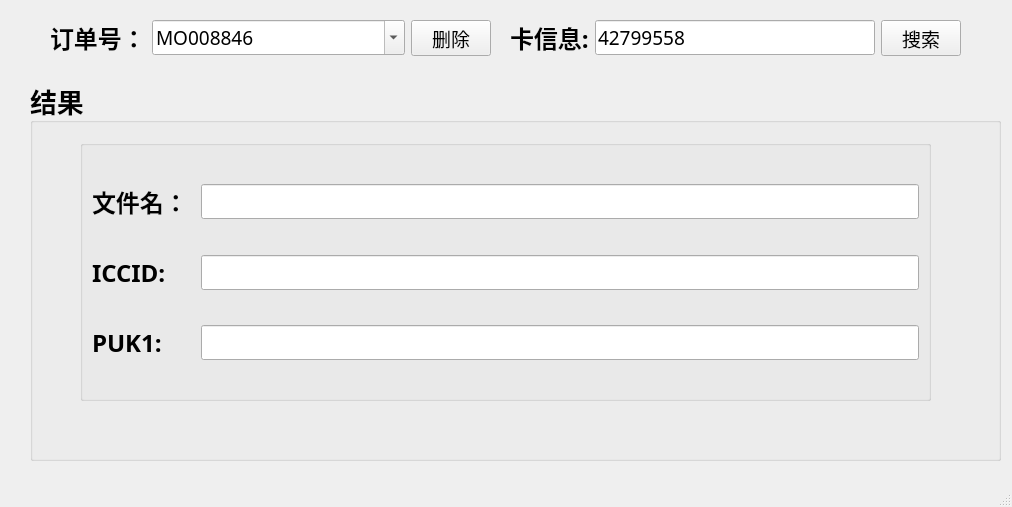
Above: res/ui/main_window.ui from zelviner/CardInfo before the change. Below: the same form after it.
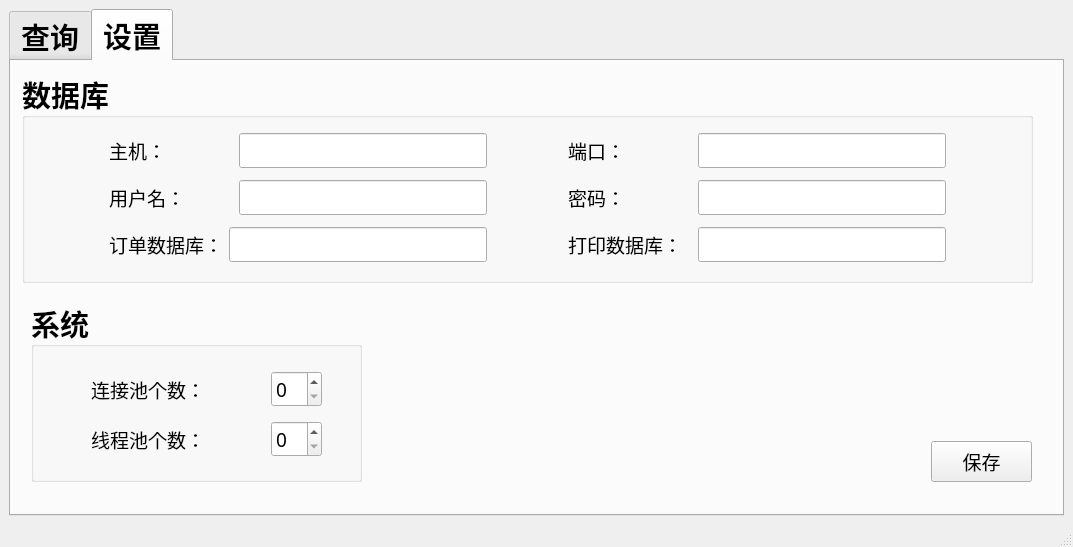
That is the form after the change. The open tabs and pages were chosen to show the change.

Diff of the .ui file:
```diff
--- a/res/ui/main_window.ui
+++ b/res/ui/main_window.ui
@@ -6,177 +6,57 @@
    <rect>
     <x>0</x>
     <y>0</y>
-    <width>1012</width>
-    <height>507</height>
+    <width>1073</width>
+    <height>547</height>
    </rect>
   </property>
+  <property name="minimumSize">
+   <size>
+    <width>1073</width>
+    <height>547</height>
+   </size>
+  </property>
+  <property name="maximumSize">
+   <size>
+    <width>1073</width>
+    <height>547</height>
+   </size>
+  </property>
   <property name="windowTitle">
    <string>MainWindow</string>
   </property>
   <widget class="QWidget" name="centralwidget">
-   <widget class="QGroupBox" name="groupBox_2">
-    <property name="geometry">
-     <rect>
-      <x>30</x>
-      <y>80</y>
-      <width>971</width>
-      <height>381</height>
-     </rect>
-    </property>
-    <property name="font">
-     <font>
-      <family>微软雅黑</family>
-      <pointsize>20</pointsize>
-      <weight>75</weight>
-      <bold>true</bold>
-     </font>
-    </property>
-    <property name="title">
-     <string>结果</string>
-    </property>
-    <widget class="QLabel" name="not_found_label">
-     <property name="geometry">
-      <rect>
-       <x>330</x>
-       <y>150</y>
-       <width>301</width>
-       <height>81</height>
-      </rect>
-     </property>
-     <property name="font">
-      <font>
-       <family>微软雅黑</family>
-       <pointsize>20</pointsize>
-       <weight>50</weight>
-       <bold>false</bold>
-      </font>
-     </property>
-     <property name="lineWidth">
-      <number>1</number>
-     </property>
-     <property name="text">
-      <string>&lt;html&gt;&lt;head/&gt;&lt;body&gt;&lt;p&gt;&lt;span style=&quot; color:#ff0000;&quot;&gt;未查询到卡片来源&lt;/span&gt;&lt;/p&gt;&lt;/body&gt;&lt;/html&gt;</string>
-     </property>
-     <property name="alignment">
-      <set>Qt::AlignCenter</set>
-     </property>
-    </widget>
-    <widget class="QGroupBox" name="result_group_box">
-     <property name="geometry">
-      <rect>
-       <x>50</x>
-       <y>60</y>
-       <width>851</width>
-       <height>261</height>
-      </rect>
-     </property>
-     <property name="title">
-      <string/>
-     </property>
-     <layout class="QVBoxLayout" name="verticalLayout">
+   <layout class="QVBoxLayout" name="verticalLayout_5">
       <item>
-       <layout class="QHBoxLayout" name="horizontalLayout_3" stretch="1,7">
-        <item>
-         <widget class="QLabel" name="label_2">
-          <property name="font">
-           <font>
-            <family>微软雅黑</family>
-            <pointsize>18</pointsize>
-            <weight>75</weight>
-            <bold>true</bold>
-           </font>
-          </property>
-          <property name="text">
-           <string>文件名：</string>
-          </property>
-         </widget>
-        </item>
-        <item>
-         <widget class="QLineEdit" name="filename_line">
+     <widget class="QTabWidget" name="tabWidget">
+      <property name="minimumSize">
+       <size>
+        <width>500</width>
+        <height>500</height>
+       </size>
+      </property>
           <property name="font">
            <font>
             <family>微软雅黑</family>
-            <pointsize>14</pointsize>
-            <weight>50</weight>
-            <bold>false</bold>
-           </font>
-          </property>
-         </widget>
-        </item>
-       </layout>
-      </item>
-      <item>
-       <layout class="QHBoxLayout" name="horizontalLayout_4" stretch="1,7">
-        <item>
-         <widget class="QLabel" name="iccid_label">
-          <property name="font">
-           <font>
-            <family>微软雅黑</family>
-            <pointsize>18</pointsize>
+        <pointsize>22</pointsize>
             <weight>75</weight>
             <bold>true</bold>
            </font>
           </property>
-          <property name="text">
-           <string>ICCID:</string>
-          </property>
-         </widget>
-        </item>
-        <item>
-         <widget class="QLineEdit" name="iccid_line">
-          <property name="font">
-           <font>
-            <family>微软雅黑</family>
-            <pointsize>14</pointsize>
-            <weight>50</weight>
-            <bold>false</bold>
-           </font>
-          </property>
-         </widget>
-        </item>
-       </layout>
-      </item>
-      <item>
-       <layout class="QHBoxLayout" name="horizontalLayout_5" stretch="1,7">
-        <item>
-         <widget class="QLabel" name="puk1_label">
-          <property name="font">
-           <font>
-            <family>微软雅黑</family>
-            <pointsize>18</pointsize>
-            <weight>75</weight>
-            <bold>true</bold>
-           </font>
-          </property>
-          <property name="text">
-           <string>PUK1:</string>
-          </property>
-         </widget>
-        </item>
-        <item>
-         <widget class="QLineEdit" name="puk1_line">
-          <property name="font">
-           <font>
-            <family>微软雅黑</family>
-            <pointsize>14</pointsize>
-            <weight>50</weight>
-            <bold>false</bold>
-           </font>
-          </property>
-         </widget>
-        </item>
-       </layout>
-      </item>
-     </layout>
-    </widget>
-   </widget>
-   <widget class="QWidget" name="">
+      <property name="currentIndex">
+       <number>0</number>
+      </property>
+      <widget class="QWidget" name="query_tab">
+       <attribute name="title">
+        <string>查询</string>
+       </attribute>
+       <widget class="QWidget" name="layoutWidget">
     <property name="geometry">
      <rect>
-      <x>510</x>
-      <y>20</y>
-      <width>451</width>
-      <height>36</height>
+          <x>520</x>
+          <y>50</y>
+          <width>461</width>
+          <height>42</height>
      </rect>
     </property>
     <layout class="QHBoxLayout" name="horizontalLayout_2" stretch="1,4,1">
@@ -201,10 +81,12 @@
         <font>
          <family>微软雅黑</family>
          <pointsize>14</pointsize>
+             <weight>75</weight>
+             <bold>true</bold>
         </font>
        </property>
        <property name="text">
-        <string>42799558</string>
+            <string/>
        </property>
       </widget>
      </item>
@@ -214,6 +96,8 @@
         <font>
          <family>微软雅黑</family>
          <pointsize>14</pointsize>
+             <weight>75</weight>
+             <bold>true</bold>
         </font>
        </property>
        <property name="text">
@@ -223,13 +107,13 @@
      </item>
     </layout>
    </widget>
-   <widget class="QWidget" name="">
+       <widget class="QWidget" name="layoutWidget">
     <property name="geometry">
      <rect>
-      <x>50</x>
-      <y>20</y>
+          <x>60</x>
+          <y>50</y>
       <width>441</width>
-      <height>36</height>
+          <height>42</height>
      </rect>
     </property>
     <layout class="QHBoxLayout" name="horizontalLayout" stretch="1,4,1">
@@ -254,13 +138,15 @@
         <font>
          <family>微软雅黑</family>
          <pointsize>14</pointsize>
+             <weight>75</weight>
+             <bold>true</bold>
         </font>
        </property>
        <property name="editable">
         <bool>true</bool>
        </property>
        <property name="currentText">
-        <string>MO008846</string>
+            <string/>
        </property>
       </widget>
      </item>
@@ -270,6 +156,8 @@
         <font>
          <family>微软雅黑</family>
          <pointsize>14</pointsize>
+             <weight>75</weight>
+             <bold>true</bold>
         </font>
        </property>
        <property name="text">
@@ -279,16 +167,630 @@
      </item>
     </layout>
    </widget>
-  </widget>
-  <widget class="QMenuBar" name="menubar">
+       <widget class="QGroupBox" name="result_group_box">
+        <property name="enabled">
+         <bool>true</bool>
+        </property>
+        <property name="geometry">
+         <rect>
+          <x>20</x>
+          <y>130</y>
+          <width>1001</width>
+          <height>271</height>
+         </rect>
+        </property>
+        <property name="title">
+         <string/>
+        </property>
+        <property name="alignment">
+         <set>Qt::AlignCenter</set>
+        </property>
+        <layout class="QVBoxLayout" name="verticalLayout">
+         <item>
+          <layout class="QHBoxLayout" name="horizontalLayout_3" stretch="1,7">
+           <item>
+            <widget class="QLabel" name="label_2">
+             <property name="font">
+              <font>
+               <family>微软雅黑</family>
+               <pointsize>18</pointsize>
+               <weight>75</weight>
+               <bold>true</bold>
+              </font>
+             </property>
+             <property name="text">
+              <string>文件名：</string>
+             </property>
+            </widget>
+           </item>
+           <item>
+            <widget class="QLineEdit" name="filename_line">
+             <property name="font">
+              <font>
+               <family>微软雅黑</family>
+               <pointsize>14</pointsize>
+               <weight>50</weight>
+               <bold>false</bold>
+              </font>
+             </property>
+            </widget>
+           </item>
+          </layout>
+         </item>
+         <item>
+          <layout class="QHBoxLayout" name="horizontalLayout_4" stretch="1,7">
+           <item>
+            <widget class="QLabel" name="iccid_label">
+             <property name="font">
+              <font>
+               <family>微软雅黑</family>
+               <pointsize>18</pointsize>
+               <weight>75</weight>
+               <bold>true</bold>
+              </font>
+             </property>
+             <property name="text">
+              <string>ICCID:</string>
+             </property>
+            </widget>
+           </item>
+           <item>
+            <widget class="QLineEdit" name="iccid_line">
+             <property name="font">
+              <font>
+               <family>微软雅黑</family>
+               <pointsize>14</pointsize>
+               <weight>50</weight>
+               <bold>false</bold>
+              </font>
+             </property>
+            </widget>
+           </item>
+          </layout>
+         </item>
+         <item>
+          <layout class="QHBoxLayout" name="horizontalLayout_5" stretch="1,7">
+           <item>
+            <widget class="QLabel" name="puk1_label">
+             <property name="font">
+              <font>
+               <family>微软雅黑</family>
+               <pointsize>18</pointsize>
+               <weight>75</weight>
+               <bold>true</bold>
+              </font>
+             </property>
+             <property name="text">
+              <string>PUK1:</string>
+             </property>
+            </widget>
+           </item>
+           <item>
+            <widget class="QLineEdit" name="puk1_line">
+             <property name="font">
+              <font>
+               <family>微软雅黑</family>
+               <pointsize>14</pointsize>
+               <weight>50</weight>
+               <bold>false</bold>
+              </font>
+             </property>
+            </widget>
+           </item>
+          </layout>
+         </item>
+        </layout>
+       </widget>
+       <widget class="QLabel" name="not_found_label">
+        <property name="enabled">
+         <bool>true</bool>
+        </property>
    <property name="geometry">
     <rect>
-     <x>0</x>
-     <y>0</y>
-     <width>1012</width>
-     <height>22</height>
-    </rect>
-   </property>
+          <x>360</x>
+          <y>230</y>
+          <width>301</width>
+          <height>81</height>
+         </rect>
+        </property>
+        <property name="font">
+         <font>
+          <family>微软雅黑</family>
+          <pointsize>20</pointsize>
+          <weight>50</weight>
+          <bold>false</bold>
+         </font>
+        </property>
+        <property name="lineWidth">
+         <number>1</number>
+        </property>
+        <property name="text">
+         <string>&lt;html&gt;&lt;head/&gt;&lt;body&gt;&lt;p&gt;&lt;span style=&quot; color:#ff0000;&quot;&gt;未查询到卡片来源&lt;/span&gt;&lt;/p&gt;&lt;/body&gt;&lt;/html&gt;</string>
+        </property>
+        <property name="alignment">
+         <set>Qt::AlignCenter</set>
+        </property>
+       </widget>
+       <widget class="QLabel" name="query_label">
+        <property name="geometry">
+         <rect>
+          <x>440</x>
+          <y>231</y>
+          <width>201</width>
+          <height>51</height>
+         </rect>
+        </property>
+        <property name="text">
+         <string>正在查询 ...</string>
+        </property>
+       </widget>
+       <widget class="QLabel" name="query_gif_label">
+        <property name="geometry">
+         <rect>
+          <x>382</x>
+          <y>240</y>
+          <width>32</width>
+          <height>32</height>
+         </rect>
+        </property>
+        <property name="text">
+         <string>Tex</string>
+        </property>
+       </widget>
+      </widget>
+      <widget class="QWidget" name="config_tab">
+       <attribute name="title">
+        <string>设置</string>
+       </attribute>
+       <widget class="QGroupBox" name="groupBox">
+        <property name="geometry">
+         <rect>
+          <x>11</x>
+          <y>11</y>
+          <width>1011</width>
+          <height>211</height>
+         </rect>
+        </property>
+        <property name="title">
+         <string>数据库</string>
+        </property>
+        <layout class="QVBoxLayout" name="verticalLayout_2">
+         <item>
+          <layout class="QHBoxLayout" name="horizontalLayout_14" stretch="1,5,1,5,1">
+           <item>
+            <spacer name="horizontalSpacer">
+             <property name="orientation">
+              <enum>Qt::Horizontal</enum>
+             </property>
+             <property name="sizeHint" stdset="0">
+              <size>
+               <width>40</width>
+               <height>20</height>
+              </size>
+             </property>
+            </spacer>
+           </item>
+           <item>
+            <layout class="QHBoxLayout" name="horizontalLayout_6" stretch="1,2">
+             <item>
+              <widget class="QLabel" name="label_4">
+               <property name="font">
+                <font>
+                 <family>微软雅黑</family>
+                 <pointsize>14</pointsize>
+                 <weight>50</weight>
+                 <bold>false</bold>
+                </font>
+               </property>
+               <property name="text">
+                <string>主机：</string>
+               </property>
+              </widget>
+             </item>
+             <item>
+              <widget class="QLineEdit" name="host_line">
+               <property name="font">
+                <font>
+                 <family>微软雅黑</family>
+                 <pointsize>14</pointsize>
+                 <weight>50</weight>
+                 <bold>false</bold>
+                </font>
+               </property>
+              </widget>
+             </item>
+            </layout>
+           </item>
+           <item>
+            <spacer name="horizontalSpacer_2">
+             <property name="orientation">
+              <enum>Qt::Horizontal</enum>
+             </property>
+             <property name="sizeHint" stdset="0">
+              <size>
+               <width>40</width>
+               <height>20</height>
+              </size>
+             </property>
+            </spacer>
+           </item>
+           <item>
+            <layout class="QHBoxLayout" name="horizontalLayout_9" stretch="1,2">
+             <item>
+              <widget class="QLabel" name="label_7">
+               <property name="font">
+                <font>
+                 <family>微软雅黑</family>
+                 <pointsize>14</pointsize>
+                 <weight>50</weight>
+                 <bold>false</bold>
+                </font>
+               </property>
+               <property name="text">
+                <string>端口：</string>
+               </property>
+              </widget>
+             </item>
+             <item>
+              <widget class="QLineEdit" name="port_line">
+               <property name="font">
+                <font>
+                 <family>微软雅黑</family>
+                 <pointsize>14</pointsize>
+                 <weight>50</weight>
+                 <bold>false</bold>
+                </font>
+               </property>
+              </widget>
+             </item>
+            </layout>
+           </item>
+           <item>
+            <spacer name="horizontalSpacer_3">
+             <property name="orientation">
+              <enum>Qt::Horizontal</enum>
+             </property>
+             <property name="sizeHint" stdset="0">
+              <size>
+               <width>40</width>
+               <height>20</height>
+              </size>
+             </property>
+            </spacer>
+           </item>
+          </layout>
+         </item>
+         <item>
+          <layout class="QHBoxLayout" name="horizontalLayout_16" stretch="1,5,1,5,1">
+           <item>
+            <spacer name="horizontalSpacer_7">
+             <property name="orientation">
+              <enum>Qt::Horizontal</enum>
+             </property>
+             <property name="sizeHint" stdset="0">
+              <size>
+               <width>40</width>
+               <height>20</height>
+              </size>
+             </property>
+            </spacer>
+           </item>
+           <item>
+            <layout class="QHBoxLayout" name="horizontalLayout_7" stretch="1,2">
+             <item>
+              <widget class="QLabel" name="label_5">
+               <property name="font">
+                <font>
+                 <family>微软雅黑</family>
+                 <pointsize>14</pointsize>
+                 <weight>50</weight>
+                 <bold>false</bold>
+                </font>
+               </property>
+               <property name="text">
+                <string>用户名：</string>
+               </property>
+              </widget>
+             </item>
+             <item>
+              <widget class="QLineEdit" name="username_line">
+               <property name="font">
+                <font>
+                 <family>微软雅黑</family>
+                 <pointsize>14</pointsize>
+                 <weight>50</weight>
+                 <bold>false</bold>
+                </font>
+               </property>
+              </widget>
+             </item>
+            </layout>
+           </item>
+           <item>
+            <spacer name="horizontalSpacer_8">
+             <property name="orientation">
+              <enum>Qt::Horizontal</enum>
+             </property>
+             <property name="sizeHint" stdset="0">
+              <size>
+               <width>40</width>
+               <height>20</height>
+              </size>
+             </property>
+            </spacer>
+           </item>
+           <item>
+            <layout class="QHBoxLayout" name="horizontalLayout_10" stretch="1,2">
+             <item>
+              <widget class="QLabel" name="label_8">
+               <property name="font">
+                <font>
+                 <family>微软雅黑</family>
+                 <pointsize>14</pointsize>
+                 <weight>50</weight>
+                 <bold>false</bold>
+                </font>
+               </property>
+               <property name="text">
+                <string>密码：</string>
+               </property>
+              </widget>
+             </item>
+             <item>
+              <widget class="QLineEdit" name="password_line">
+               <property name="font">
+                <font>
+                 <family>微软雅黑</family>
+                 <pointsize>14</pointsize>
+                 <weight>50</weight>
+                 <bold>false</bold>
+                </font>
+               </property>
+               <property name="echoMode">
+                <enum>QLineEdit::Password</enum>
+               </property>
+              </widget>
+             </item>
+            </layout>
+           </item>
+           <item>
+            <spacer name="horizontalSpacer_9">
+             <property name="orientation">
+              <enum>Qt::Horizontal</enum>
+             </property>
+             <property name="sizeHint" stdset="0">
+              <size>
+               <width>40</width>
+               <height>20</height>
+              </size>
+             </property>
+            </spacer>
+           </item>
+          </layout>
+         </item>
+         <item>
+          <layout class="QHBoxLayout" name="horizontalLayout_17" stretch="1,5,1,5,1">
+           <item>
+            <spacer name="horizontalSpacer_10">
+             <property name="orientation">
+              <enum>Qt::Horizontal</enum>
+             </property>
+             <property name="sizeHint" stdset="0">
+              <size>
+               <width>40</width>
+               <height>20</height>
+              </size>
+             </property>
+            </spacer>
+           </item>
+           <item>
+            <layout class="QHBoxLayout" name="horizontalLayout_8" stretch="1,3">
+             <item>
+              <widget class="QLabel" name="label_6">
+               <property name="font">
+                <font>
+                 <family>微软雅黑</family>
+                 <pointsize>14</pointsize>
+                 <weight>50</weight>
+                 <bold>false</bold>
+                </font>
+               </property>
+               <property name="text">
+                <string>订单数据库：</string>
+               </property>
+              </widget>
+             </item>
+             <item>
+              <widget class="QLineEdit" name="data_database_line">
+               <property name="font">
+                <font>
+                 <family>微软雅黑</family>
+                 <pointsize>14</pointsize>
+                 <weight>50</weight>
+                 <bold>false</bold>
+                </font>
+               </property>
+              </widget>
+             </item>
+            </layout>
+           </item>
+           <item>
+            <spacer name="horizontalSpacer_11">
+             <property name="orientation">
+              <enum>Qt::Horizontal</enum>
+             </property>
+             <property name="sizeHint" stdset="0">
+              <size>
+               <width>40</width>
+               <height>20</height>
+              </size>
+             </property>
+            </spacer>
+           </item>
+           <item>
+            <layout class="QHBoxLayout" name="horizontalLayout_11" stretch="1,2">
+             <item>
+              <widget class="QLabel" name="label_9">
+               <property name="font">
+                <font>
+                 <family>微软雅黑</family>
+                 <pointsize>14</pointsize>
+                 <weight>50</weight>
+                 <bold>false</bold>
+                </font>
+               </property>
+               <property name="text">
+                <string>打印数据库：</string>
+               </property>
+              </widget>
+             </item>
+             <item>
+              <widget class="QLineEdit" name="print_database_line">
+               <property name="font">
+                <font>
+                 <family>微软雅黑</family>
+                 <pointsize>14</pointsize>
+                 <weight>50</weight>
+                 <bold>false</bold>
+                </font>
+               </property>
+              </widget>
+             </item>
+            </layout>
+           </item>
+           <item>
+            <spacer name="horizontalSpacer_12">
+             <property name="orientation">
+              <enum>Qt::Horizontal</enum>
+             </property>
+             <property name="sizeHint" stdset="0">
+              <size>
+               <width>40</width>
+               <height>20</height>
+              </size>
+             </property>
+            </spacer>
+           </item>
+          </layout>
+         </item>
+        </layout>
+       </widget>
+       <widget class="QGroupBox" name="groupBox_3">
+        <property name="geometry">
+         <rect>
+          <x>20</x>
+          <y>240</y>
+          <width>331</width>
+          <height>181</height>
+         </rect>
+        </property>
+        <property name="title">
+         <string>系统</string>
+        </property>
+        <widget class="QWidget" name="layoutWidget">
+         <property name="geometry">
+          <rect>
+           <x>60</x>
+           <y>120</y>
+           <width>231</width>
+           <height>37</height>
+          </rect>
+         </property>
+         <layout class="QHBoxLayout" name="horizontalLayout_13" stretch="5,1">
+          <item>
+           <widget class="QLabel" name="label_11">
+            <property name="font">
+             <font>
+              <family>微软雅黑</family>
+              <pointsize>14</pointsize>
+              <weight>50</weight>
+              <bold>false</bold>
+             </font>
+            </property>
+            <property name="text">
+             <string>线程池个数：</string>
+            </property>
+           </widget>
+          </item>
+          <item>
+           <widget class="QSpinBox" name="thread_count_spin_box">
+            <property name="font">
+             <font>
+              <family>微软雅黑</family>
+              <pointsize>14</pointsize>
+              <weight>50</weight>
+              <bold>false</bold>
+             </font>
+            </property>
+           </widget>
+          </item>
+         </layout>
+        </widget>
+        <widget class="QWidget" name="layoutWidget">
+         <property name="geometry">
+          <rect>
+           <x>60</x>
+           <y>70</y>
+           <width>231</width>
+           <height>37</height>
+          </rect>
+         </property>
+         <layout class="QHBoxLayout" name="horizontalLayout_12" stretch="5,1">
+          <item>
+           <widget class="QLabel" name="label_10">
+            <property name="font">
+             <font>
+              <family>微软雅黑</family>
+              <pointsize>14</pointsize>
+              <weight>50</weight>
+              <bold>false</bold>
+             </font>
+            </property>
+            <property name="text">
+             <string>连接池个数：</string>
+            </property>
+           </widget>
+          </item>
+          <item>
+           <widget class="QSpinBox" name="connect_count_spin_box">
+            <property name="font">
+             <font>
+              <family>微软雅黑</family>
+              <pointsize>14</pointsize>
+              <weight>50</weight>
+              <bold>false</bold>
+             </font>
+            </property>
+           </widget>
+          </item>
+         </layout>
+        </widget>
+       </widget>
+       <widget class="QPushButton" name="save_btn">
+        <property name="geometry">
+         <rect>
+          <x>920</x>
+          <y>380</y>
+          <width>101</width>
+          <height>41</height>
+         </rect>
+        </property>
+        <property name="font">
+         <font>
+          <family>微软雅黑</family>
+          <pointsize>14</pointsize>
+          <weight>50</weight>
+          <bold>false</bold>
+         </font>
+        </property>
+        <property name="text">
+         <string>保存</string>
+        </property>
+       </widget>
+      </widget>
+     </widget>
+    </item>
+   </layout>
   </widget>
   <widget class="QStatusBar" name="statusbar"/>
  </widget>
```
Lines whose indentation alone changed are shown as unchanged.
